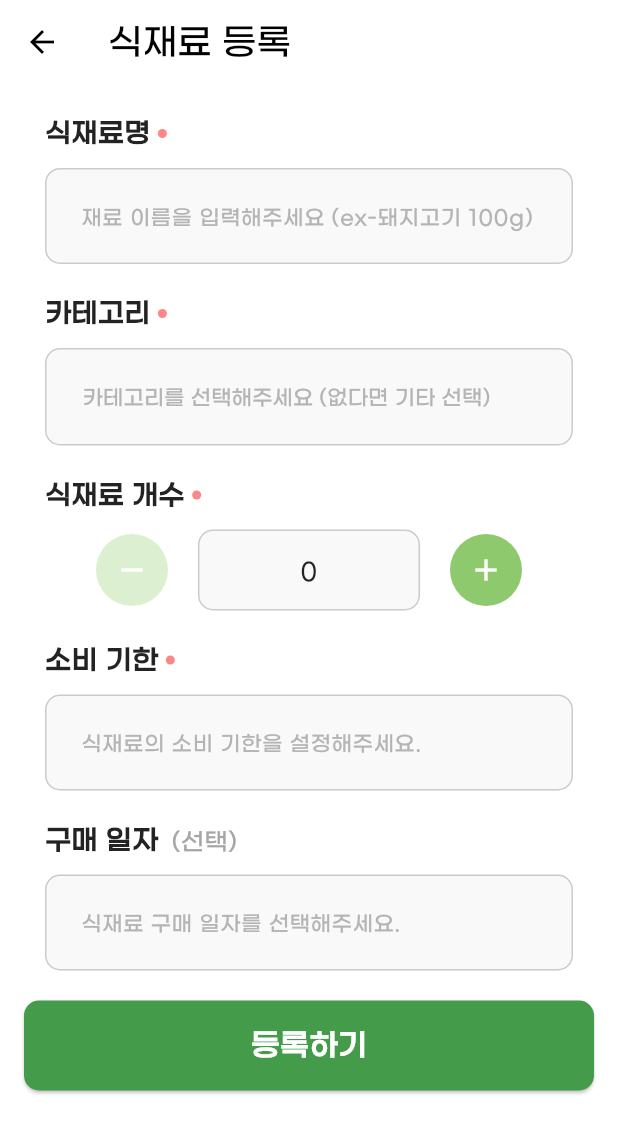
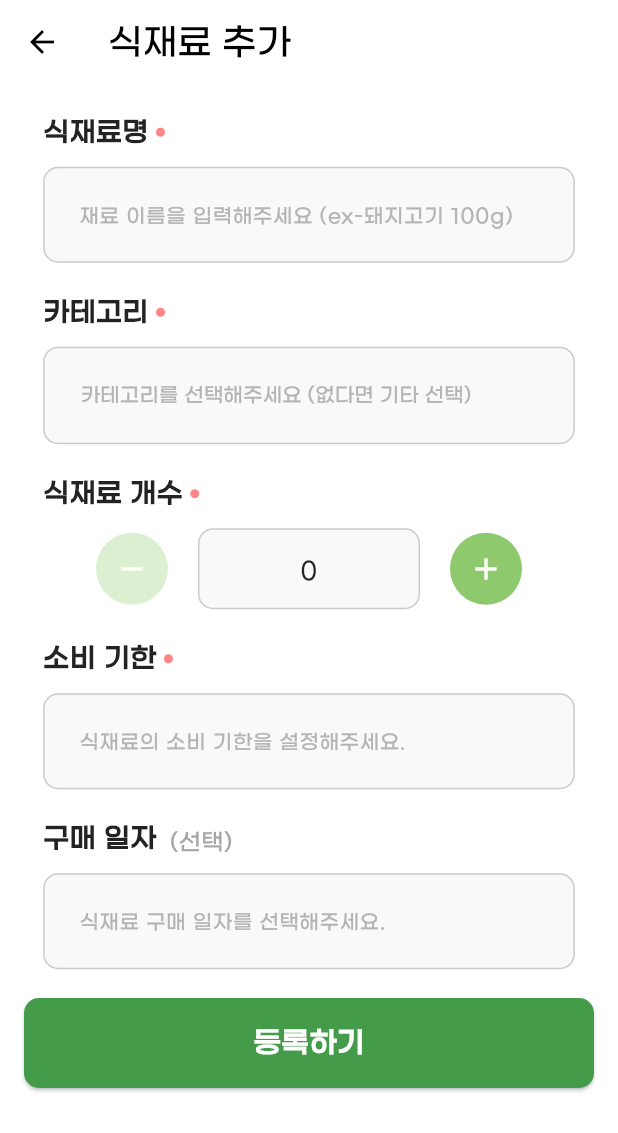
Before and after one commit to jhk3261/B-Naeng, a Flutter app: the FoodCreate screen opened directly with empty values, on a phone screen of 412 x 824 dp. Shown: the top 1133 px of the screen. Run offline on Flutter 3.47's test engine with Material 3 defaults, Android fonts, the phone set to English and light mode, and no system bars; drawn by our look-alikes of dropdown_button2; our stand-ins replace camera, flutter_svg, geolocator, google_maps_flutter, google_sign_in, image_picker and 1 more; accounts and stored records are empty; network calls fail.

Commit message:
프론트 자잘 수정

```diff
--- a/frontend/lib/Pages/chating/chat_room.dart
+++ b/frontend/lib/Pages/chating/chat_room.dart
@@ -27,9 +27,9 @@
                         Text(
                           "채팅",
                           style: TextStyle(
-                            fontSize: 25,
-                            fontWeight: FontWeight.w800,
-                            fontFamily: "GmarketSans",
+                            fontSize: 24,
+                            fontFamily: "GmarketSansMedium",
+                            fontWeight: FontWeight.bold,
                           ),
                         ),
                       ],
--- a/frontend/lib/Pages/friger/food_create.dart
+++ b/frontend/lib/Pages/friger/food_create.dart
@@ -122,6 +122,12 @@
     }
   }
 
+  static double scaleWidth(BuildContext context) {
+    const designGuideWidth = 430;
+    final diff = MediaQuery.of(context).size.width / designGuideWidth;
+    return diff;
+  }
+
   @override
   Widget build(BuildContext context) {
     return Scaffold(
@@ -129,11 +135,11 @@
         elevation: 0,
         centerTitle: false,
         surfaceTintColor: Colors.white,
-        shadowColor: Colors.black,
+        shadowColor: Color(0xFF232323),
         backgroundColor: Colors.white,
         foregroundColor: Colors.black,
         title: const Text(
-          "식재료 등록",
+          "식재료 추가",
           style: TextStyle(
             fontSize: 24,
           ),
@@ -148,8 +154,9 @@
               key: _formKey,
               child: SingleChildScrollView(
                 child: Padding(
-                  padding:
-                      const EdgeInsets.symmetric(horizontal: 30, vertical: 20),
+                  padding: EdgeInsets.symmetric(
+                      horizontal: 30 * scaleWidth(context),
+                      vertical: 20 * scaleWidth(context)),
                   child: Column(
                     crossAxisAlignment: CrossAxisAlignment.start,
                     children: [
@@ -170,8 +177,8 @@
                             bottom: 10,
                           ),
                           hintText: '재료 이름을 입력해주세요 (ex-돼지고기 100g)',
-                          hintStyle: const TextStyle(
-                            fontSize: 14,
+                          hintStyle: TextStyle(
+                            fontSize: 14 * scaleWidth(context),
                             color: Color(0xFFB4B4B4),
                           ),
                           focusColor: const Color(0xFF8EC96D),
@@ -196,7 +203,7 @@
                           return null;
                         },
                       ),
-                      const SizedBox(height: 20),
+                      SizedBox(height: 20),
                       const InputLabel(
                         content: '카테고리',
                         isVauable: true,
@@ -205,10 +212,10 @@
                       DropdownButtonHideUnderline(
                         child: DropdownButton2<String>(
                           isExpanded: true,
-                          hint: const Text(
+                          hint: Text(
                             '카테고리를 선택해주세요 (없다면 기타 선택)',
                             style: TextStyle(
-                              fontSize: 14,
+                              fontSize: 14 * scaleWidth(context),
                               color: Color(0xFFB4B4B4),
                             ),
                           ),
@@ -218,8 +225,8 @@
                                   value: item,
                                   child: Text(
                                     item,
-                                    style: const TextStyle(
-                                      fontSize: 16,
+                                    style: TextStyle(
+                                      fontSize: 16 * scaleWidth(context),
                                       color: Color(0xFF232323),
                                     ),
                                     overflow: TextOverflow.ellipsis,
@@ -304,8 +311,8 @@
                             bottom: 10,
                           ),
                           hintText: '식재료의 소비 기한을 설정해주세요.',
-                          hintStyle: const TextStyle(
-                            fontSize: 14,
+                          hintStyle: TextStyle(
+                            fontSize: 14 * scaleWidth(context),
                             color: Color(0xFFB4B4B4),
                           ),
                           focusColor: const Color(0xFF8EC96D),
@@ -367,7 +374,7 @@
                         },
                       ),
                       const SizedBox(height: 20),
-                      const Row(
+                      Row(
                         crossAxisAlignment: CrossAxisAlignment.end,
                         children: [
                           InputLabel(
@@ -378,7 +385,7 @@
                           Text(
                             '(선택)',
                             style: TextStyle(
-                              fontSize: 16,
+                              fontSize: 16 * scaleWidth(context),
                               color: Color(0xFFA6A6A6),
                             ),
                           )
@@ -397,8 +404,8 @@
                             bottom: 10,
                           ),
                           hintText: '식재료 구매 일자를 선택해주세요.',
-                          hintStyle: const TextStyle(
-                            fontSize: 14,
+                          hintStyle: TextStyle(
+                            fontSize: 14 * scaleWidth(context),
                             color: Color(0xFFB4B4B4),
                           ),
                           focusColor: const Color(0xFF8EC96D),
@@ -471,10 +478,10 @@
                     shape: RoundedRectangleBorder(
                       borderRadius: BorderRadius.circular(10),
                     )),
-                child: const Text(
+                child: Text(
                   '등록하기',
                   style: TextStyle(
-                    fontSize: 20,
+                    fontSize: 20 * scaleWidth(context),
                     color: Colors.white,
                     fontWeight: FontWeight.w600,
                   ),
--- a/frontend/lib/Pages/friger/friger.dart
+++ b/frontend/lib/Pages/friger/friger.dart
@@ -177,7 +177,7 @@
             surfaceTintColor: Colors.white,
             // shadowColor: Colors.black,
             backgroundColor: Colors.white,
-            foregroundColor: Colors.black,
+            foregroundColor: Color(0xFF232323),
             title: Padding(
               padding: const EdgeInsets.symmetric(horizontal: 16),
               child: Row(
--- a/frontend/lib/Pages/mypage/fridge_popup.dart
+++ b/frontend/lib/Pages/mypage/fridge_popup.dart
@@ -14,10 +14,7 @@
 class _FridgePopupState extends State<FridgePopup> {
   List<dynamic> _fridges = [];
   bool _isLoading = true;
-<<<<<<< HEAD
-=======
   // 더미 데이터 사용 여부
->>>>>>> 4535d06e62dd71ead61f69e16b972335fa0def2f
 
   @override
   void initState() {
@@ -60,10 +57,7 @@
             'current_user_id': 1
           },
         ];
-<<<<<<< HEAD
-=======
 // 더미 데이터 사용 플래그
->>>>>>> 4535d06e62dd71ead61f69e16b972335fa0def2f
         _isLoading = false;
       });
       ScaffoldMessenger.of(context).showSnackBar(
--- a/frontend/lib/Pages/share/share_parents.dart
+++ b/frontend/lib/Pages/share/share_parents.dart
@@ -57,7 +57,7 @@
             style: TextStyle(
               fontSize: 25,
               fontWeight: FontWeight.w800,
-              fontFamily: "GmarketSans",
+              fontFamily: "GmarketSansMedium",
             ),
           ),
         ),
@@ -81,10 +81,12 @@
               labelStyle: const TextStyle(
                 fontSize: 20, // 선택된 탭 텍스트 크기
                 fontWeight: FontWeight.bold,
+                fontFamily: 'GmarketSansMedium',
               ),
               unselectedLabelStyle: const TextStyle(
                 fontSize: 20, // 선택되지 않은 탭 텍스트 크기
                 fontWeight: FontWeight.bold,
+                fontFamily: 'GmarketSansMedium',
               ),
               tabs: const [
                 Tab(text: "재료 나눔"),
--- a/frontend/lib/Pages/share/tips/share_tips.dart
+++ b/frontend/lib/Pages/share/tips/share_tips.dart
@@ -64,7 +64,9 @@
       body: Stack(
         children: [
           Padding(
-            padding: const EdgeInsets.symmetric(horizontal: 30),
+            padding: const EdgeInsets.symmetric(
+              horizontal: 30,
+            ),
             child: Column(
               crossAxisAlignment: CrossAxisAlignment.start,
               children: [
--- a/frontend/lib/main.dart
+++ b/frontend/lib/main.dart
@@ -1,16 +1,11 @@
 import 'package:frontend/Pages/chating/chat_room.dart';
-import 'package:frontend/Pages/login/google_auth.dart';
-import 'package:frontend/Pages/login/signup.dart';
 import 'package:frontend/Pages/mypage/mypage.dart';
 import 'package:frontend/Pages/recipe/receipe_recommend.dart';
 import 'package:frontend/Pages/friger/friger.dart';
-import 'package:frontend/Pages/recipe/recipes.dart';
-import 'package:frontend/Pages/recipe/recipes_list.dart';
 import 'package:frontend/Pages/share/share_parents.dart';
 import 'package:flutter/material.dart';
 import 'package:camera/camera.dart';
 import 'package:frontend/model/fridge_provider.dart';
-import 'package:google_maps_flutter/google_maps_flutter.dart';
 import 'package:provider/provider.dart';
 
 void main() async {
```
Also changed, not shown: frontend/lib/Pages/friger/food_update.dart (+23 -11 lines), frontend/lib/Pages/friger/friger_change.dart (+12 -6 lines), frontend/lib/Pages/recipe/recipes.dart (+7 -3 lines), frontend/lib/Pages/share/ingrediant/IngredientDetailPage.dart (+17 -2 lines), frontend/lib/Pages/share/tips/tip_detail.dart (+18 -9 lines), frontend/lib/widgets/friger/friger_food.dart (+18 -12 lines), frontend/lib/widgets/friger/friger_item.dart (+9 -3 lines), frontend/lib/widgets/friger/plus_btn.dart (+10 -13 lines), frontend/pubspec.lock, 4 other files. Lines whose indentation alone changed are shown as unchanged.
